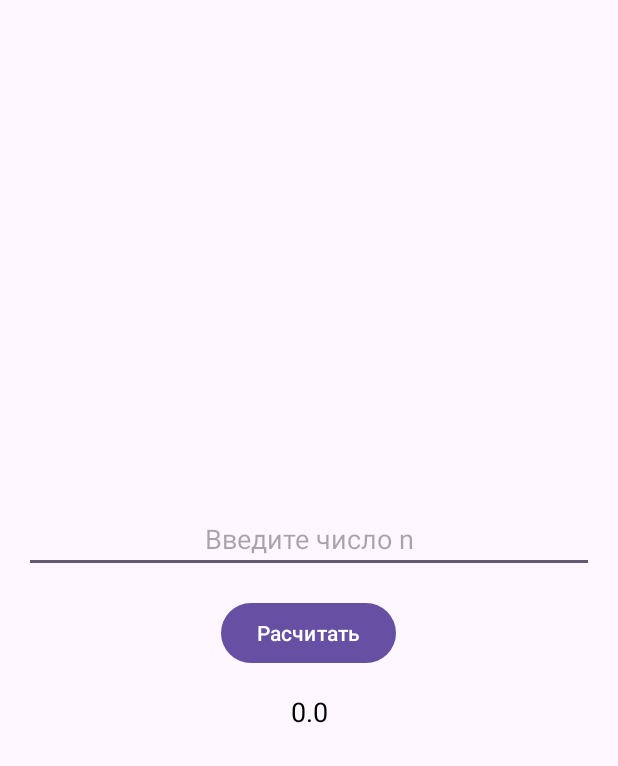
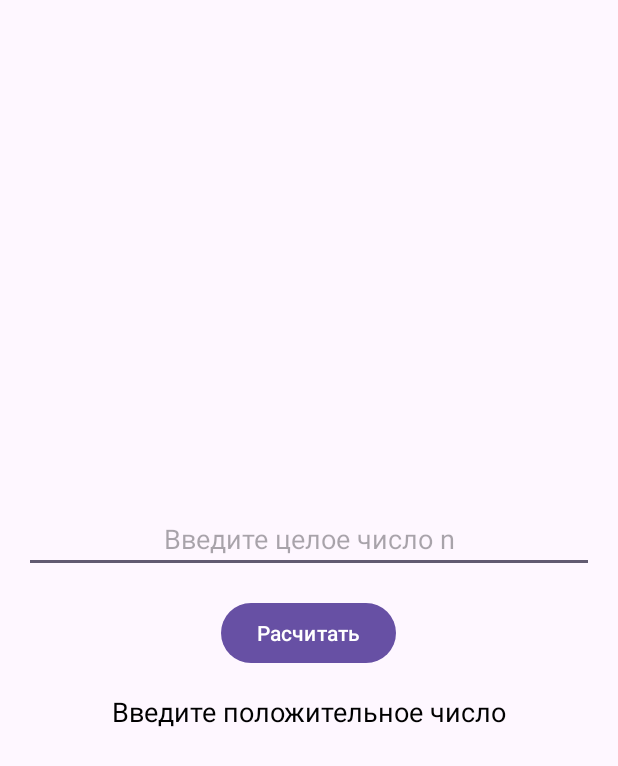
Before and after one commit to UfgtNOI/Lab2, an Android app: the screen it shows after launch (MainActivity), after a tap on "Расчитать", on a phone screen of 412 x 824 dp. Shown: the top 766 px of the screen. Run offline under Robolectric (Android 15) with nearby library versions, the phone set to English and light mode, and no system bars; 1 statement that could not run was skipped.

Commit message:
Добавлем проверку на значение n

```diff
--- a/app/src/main/java/com/example/lab2/MainActivity.kt
+++ b/app/src/main/java/com/example/lab2/MainActivity.kt
@@ -25,6 +25,11 @@ class MainActivity : AppCompatActivity() {
 
             val n = input.toInt()
 
+            if (n <= 0) {
+                resultText.text = "Введите положительное число"
+                return@setOnClickListener
+            }
+
             var sum = 0.0
             var factorial = 1.0
 
--- a/app/src/main/res/layout/activity_main.xml
+++ b/app/src/main/res/layout/activity_main.xml
@@ -20,7 +20,7 @@
             android:id="@+id/inputField"
             android:layout_width="match_parent"
             android:layout_height="wrap_content"
-            android:hint="Введите число n"
+            android:hint="Введите целое число n"
             android:inputType="text"
             android:maxLines="1"
             android:ems="10"
```
